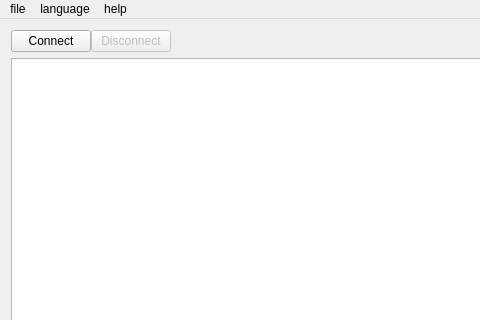
Qt form mainwindow.ui (HEYAHONG/cutecom-ng) before a commit; both pictures show x 0 to 480 and y 0 to 320 of the 950 by 700 pixel window.
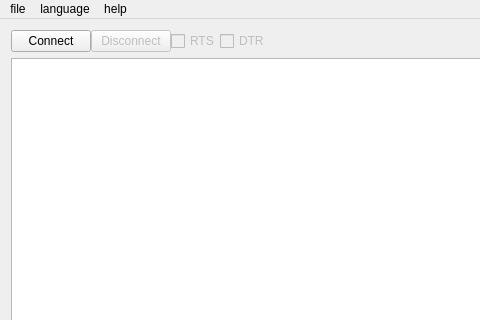
The same form after that commit. Icons and pictures are not drawn. Custom widgets are drawn as their Qt base class.

What changed in the file:
```diff
--- a/mainwindow.ui
+++ b/mainwindow.ui
@@ -40,6 +40,26 @@
         </property>
        </widget>
       </item>
+      <item>
+       <widget class="QCheckBox" name="RTScheckBox">
+        <property name="enabled">
+         <bool>false</bool>
+        </property>
+        <property name="text">
+         <string>RTS</string>
+        </property>
+       </widget>
+      </item>
+      <item>
+       <widget class="QCheckBox" name="DTRcheckBox">
+        <property name="enabled">
+         <bool>false</bool>
+        </property>
+        <property name="text">
+         <string>DTR</string>
+        </property>
+       </widget>
+      </item>
       <item>
        <spacer name="horizontalSpacer">
         <property name="orientation">
```
Left out of the diff: 3 changed lines with no effect on the pictures.
